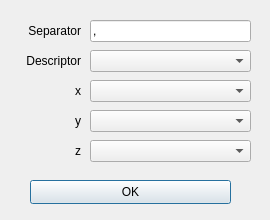
Above: src/ui/design/pop_up.ui from acariman/data-visualizer before the change. Below: the same form after it.
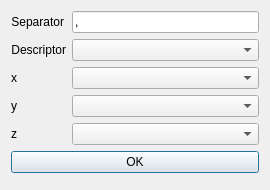
That is the form after the change.

Commit message: feat: shows available columns for new file

The edit to the form file:
```diff
--- a/src/ui/design/pop_up.ui
+++ b/src/ui/design/pop_up.ui
@@ -7,7 +7,7 @@
     <x>0</x>
     <y>0</y>
     <width>270</width>
-    <height>220</height>
+    <height>190</height>
    </rect>
   </property>
   <property name="sizePolicy">
@@ -19,60 +19,38 @@
   <property name="minimumSize">
    <size>
     <width>270</width>
-    <height>220</height>
+    <height>190</height>
    </size>
   </property>
   <property name="maximumSize">
    <size>
     <width>270</width>
-    <height>220</height>
+    <height>190</height>
    </size>
   </property>
   <property name="windowTitle">
    <string>Dialog</string>
   </property>
-  <widget class="QComboBox" name="desc_cb">
-   <property name="geometry">
-    <rect>
-     <x>90</x>
-     <y>50</y>
-     <width>161</width>
-     <height>22</height>
-    </rect>
-   </property>
-  </widget>
+  <layout class="QFormLayout" name="layout">
+   <item row="0" column="0">
+    <widget class="QLabel" name="sep_label">
+     <property name="text">
+      <string>Separator</string>
+     </property>
+     <property name="alignment">
+      <set>Qt::AlignRight|Qt::AlignTrailing|Qt::AlignVCenter</set>
+     </property>
+    </widget>
+   </item>
+   <item row="0" column="1">
   <widget class="QLineEdit" name="sep_line">
-   <property name="geometry">
-    <rect>
-     <x>90</x>
-     <y>20</y>
-     <width>161</width>
-     <height>22</height>
-    </rect>
-   </property>
    <property name="text">
     <string>,</string>
    </property>
   </widget>
-  <widget class="QComboBox" name="z_cb">
-   <property name="geometry">
-    <rect>
-     <x>90</x>
-     <y>140</y>
-     <width>161</width>
-     <height>22</height>
-    </rect>
-   </property>
-  </widget>
+   </item>
+   <item row="1" column="0">
   <widget class="QLabel" name="desc_label">
-   <property name="geometry">
-    <rect>
-     <x>10</x>
-     <y>50</y>
-     <width>71</width>
-     <height>21</height>
-    </rect>
-   </property>
    <property name="text">
     <string>Descriptor</string>
    </property>
@@ -80,25 +58,25 @@
     <set>Qt::AlignRight|Qt::AlignTrailing|Qt::AlignVCenter</set>
    </property>
   </widget>
-  <widget class="QComboBox" name="x_cb">
-   <property name="geometry">
-    <rect>
-     <x>90</x>
-     <y>80</y>
-     <width>161</width>
-     <height>22</height>
-    </rect>
-   </property>
-  </widget>
+   </item>
+   <item row="1" column="1">
+    <widget class="QComboBox" name="desc_cb"/>
+   </item>
+   <item row="2" column="0">
+    <widget class="QLabel" name="x_label">
+     <property name="text">
+      <string>x</string>
+     </property>
+     <property name="alignment">
+      <set>Qt::AlignRight|Qt::AlignTrailing|Qt::AlignVCenter</set>
+     </property>
+    </widget>
+   </item>
+   <item row="2" column="1">
+    <widget class="QComboBox" name="x_cb"/>
+   </item>
+   <item row="3" column="0">
   <widget class="QLabel" name="y_label">
-   <property name="geometry">
-    <rect>
-     <x>10</x>
-     <y>110</y>
-     <width>71</width>
-     <height>21</height>
-    </rect>
-   </property>
    <property name="text">
     <string>y</string>
    </property>
@@ -106,25 +84,12 @@
     <set>Qt::AlignRight|Qt::AlignTrailing|Qt::AlignVCenter</set>
    </property>
   </widget>
-  <widget class="QComboBox" name="y_cb">
-   <property name="geometry">
-    <rect>
-     <x>90</x>
-     <y>110</y>
-     <width>161</width>
-     <height>22</height>
-    </rect>
-   </property>
-  </widget>
+   </item>
+   <item row="3" column="1">
+    <widget class="QComboBox" name="y_cb"/>
+   </item>
+   <item row="4" column="0">
   <widget class="QLabel" name="z_label">
-   <property name="geometry">
-    <rect>
-     <x>10</x>
-     <y>140</y>
-     <width>71</width>
-     <height>21</height>
-    </rect>
-   </property>
    <property name="text">
     <string>z</string>
    </property>
@@ -135,51 +100,18 @@
     <set>Qt::AlignRight|Qt::AlignTrailing|Qt::AlignVCenter</set>
    </property>
   </widget>
-  <widget class="QLabel" name="sep_label">
-   <property name="geometry">
-    <rect>
-     <x>10</x>
-     <y>20</y>
-     <width>71</width>
-     <height>21</height>
-    </rect>
-   </property>
-   <property name="text">
-    <string>Separator</string>
-   </property>
-   <property name="alignment">
-    <set>Qt::AlignRight|Qt::AlignTrailing|Qt::AlignVCenter</set>
-   </property>
-  </widget>
-  <widget class="QLabel" name="x_label">
-   <property name="geometry">
-    <rect>
-     <x>10</x>
-     <y>80</y>
-     <width>71</width>
-     <height>21</height>
-    </rect>
-   </property>
-   <property name="text">
-    <string>x</string>
-   </property>
-   <property name="alignment">
-    <set>Qt::AlignRight|Qt::AlignTrailing|Qt::AlignVCenter</set>
-   </property>
-  </widget>
+   </item>
+   <item row="4" column="1">
+    <widget class="QComboBox" name="z_cb"/>
+   </item>
+   <item row="5" column="0" colspan="2">
   <widget class="QPushButton" name="ok">
-   <property name="geometry">
-    <rect>
-     <x>30</x>
-     <y>180</y>
-     <width>201</width>
-     <height>24</height>
-    </rect>
-   </property>
    <property name="text">
     <string>OK</string>
    </property>
   </widget>
+   </item>
+  </layout>
  </widget>
  <resources/>
  <connections/>
```
Lines whose indentation alone changed are shown as unchanged. The commit also changes 3 other files.
